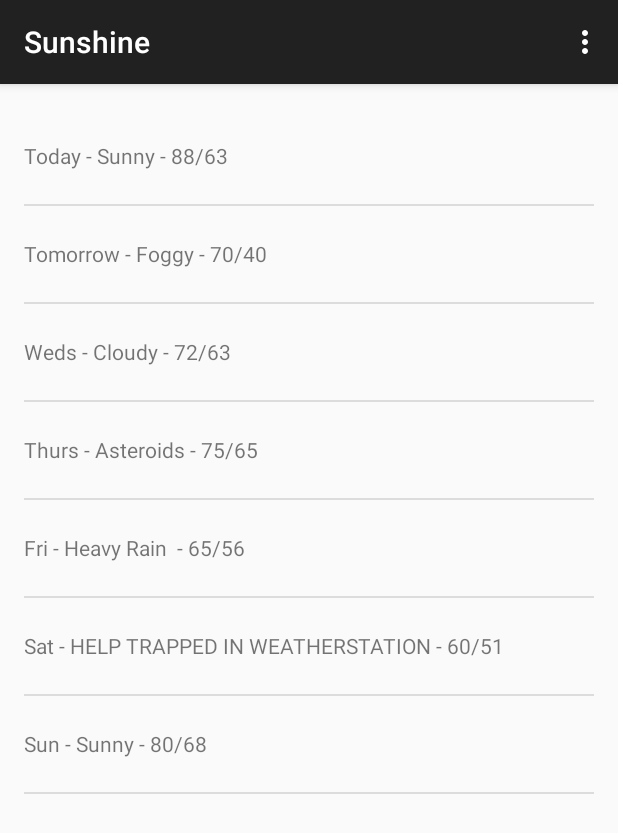
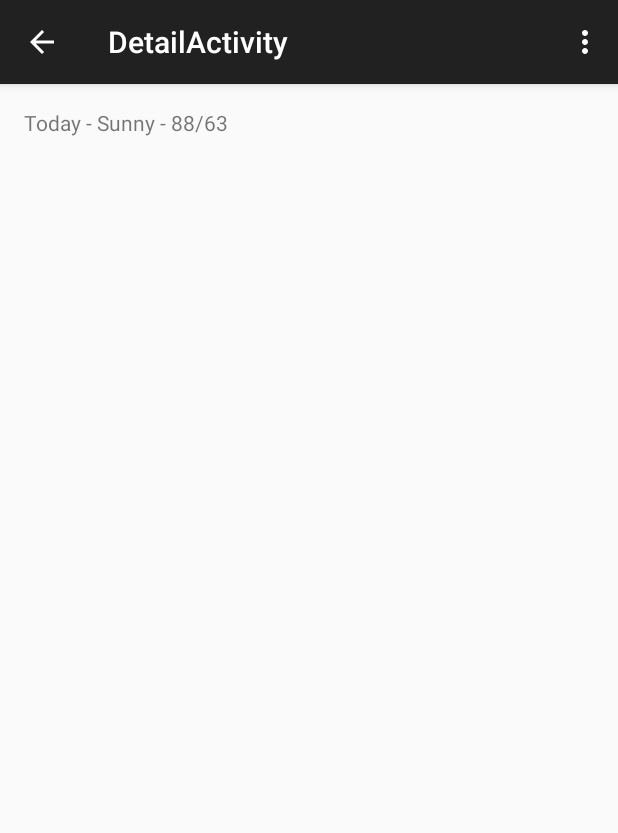
Before and after one commit to StefanoPernat/Udacity-Sunshine, an Android app: the screen it shows after launch (MainActivity before the commit, DetailActivity after it), after a tap on "Today - Sunny - 88/63", on a phone screen of 412 x 824 dp. Shown: the top 833 px of the screen. Run offline under Robolectric (Android 15) with nearby library versions, the phone set to English and light mode, and no system bars.

Commit message:
Called DetailActivity from MainActivity throug Intent class

```diff
--- a/app/src/main/java/com/example/android/sunshine/app/DetailActivityFragment.java
+++ b/app/src/main/java/com/example/android/sunshine/app/DetailActivityFragment.java
@@ -1,10 +1,12 @@
 package com.example.android.sunshine.app;
 
+import android.content.Intent;
 import android.support.v4.app.Fragment;
 import android.os.Bundle;
 import android.view.LayoutInflater;
 import android.view.View;
 import android.view.ViewGroup;
+import android.widget.TextView;
 
 /**
  * A placeholder fragment containing a simple view.
@@ -17,6 +19,18 @@ public class DetailActivityFragment extends Fragment {
     @Override
     public View onCreateView(LayoutInflater inflater, ViewGroup container,
                              Bundle savedInstanceState) {
-        return inflater.inflate(R.layout.fragment_detail, container, false);
+        View rootView = inflater.inflate(R.layout.fragment_detail, container, false);
+
+        TextView detailText = (TextView) rootView.findViewById(R.id.detail_text);
+
+        Intent intent = getActivity().getIntent();
+
+        if(intent != null && intent.hasExtra(Intent.EXTRA_TEXT)){
+            String forecastDetail = intent.getStringExtra(Intent.EXTRA_TEXT);
+            detailText.setText(forecastDetail);
+        }
+
+
+        return rootView;
     }
 }
--- a/app/src/main/java/com/example/android/sunshine/app/ForecastFragment.java
+++ b/app/src/main/java/com/example/android/sunshine/app/ForecastFragment.java
@@ -1,5 +1,6 @@
 package com.example.android.sunshine.app;
 
+import android.content.Intent;
 import android.net.Uri;
 import android.os.AsyncTask;
 import android.support.v4.app.Fragment;
@@ -79,7 +80,11 @@ public class ForecastFragment extends Fragment {
         forecastListView.setOnItemClickListener(new AdapterView.OnItemClickListener() {
             @Override
             public void onItemClick(AdapterView<?> parent, View view, int position, long id) {
-                Toast.makeText(getActivity(),mForecastAdapter.getItem(position),Toast.LENGTH_SHORT).show();
+                String selectedForecastString = mForecastAdapter.getItem(position);
+
+                Intent detailActivityIntent = new Intent(getActivity(), DetailActivity.class);
+                detailActivityIntent.putExtra(Intent.EXTRA_TEXT, selectedForecastString);
+                startActivity(detailActivityIntent);
             }
         });
         return viewRoot;
--- a/app/src/main/res/layout/fragment_detail.xml
+++ b/app/src/main/res/layout/fragment_detail.xml
@@ -6,7 +6,10 @@
     android:paddingBottom="@dimen/activity_vertical_margin"
     tools:context="com.example.android.sunshine.app.DetailActivityFragment">
 
-    <TextView android:text="@string/hello_world" android:layout_width="wrap_content"
+    <TextView
+        android:id="@+id/detail_text"
+        android:text=""
+        android:layout_width="wrap_content"
         android:layout_height="wrap_content" />
 
 </RelativeLayout>
```
